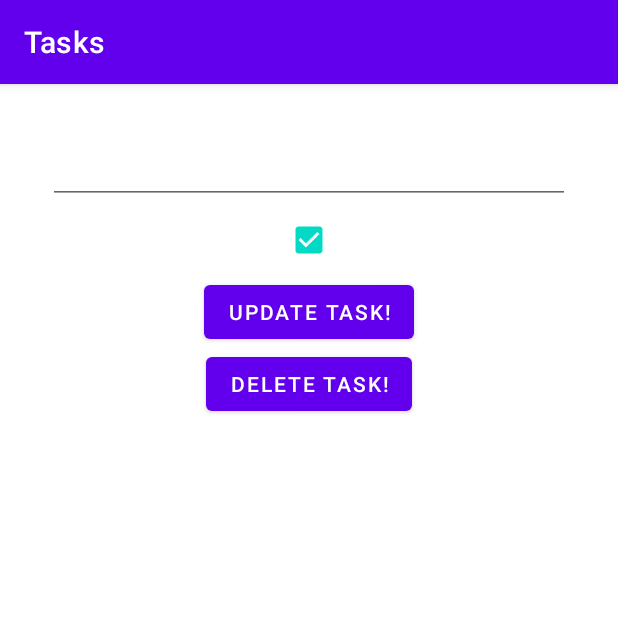
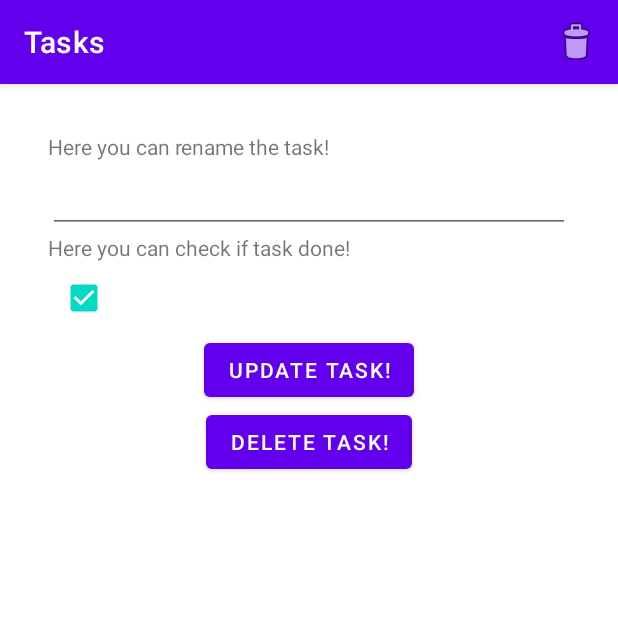
Before and after one commit to Akriolis/Tasks, an Android app: the fragment EditTaskFragment placed in its activity, after a tap on an icon or button, on a phone screen of 412 x 824 dp, the top half of it. Run offline under Robolectric (Android 15) with nearby library versions, the phone set to English and light mode, and no system bars; our stand-ins replace Room's generated code, navigation-ui; 1 statement that could not run was skipped.

Commit message:
Added Material Toolbar with navigation(Up) button.

```diff
--- a/app/src/main/java/com/akrio/tasks/EditTaskFragment.kt
+++ b/app/src/main/java/com/akrio/tasks/EditTaskFragment.kt
@@ -34,7 +34,6 @@ class EditTaskFragment : Fragment() {
         viewModelFactory = EditTaskViewModelFactory(taskId, dao)
         viewModel = ViewModelProvider(this, viewModelFactory)[EditTaskViewModel::class.java]
 
-
         viewModel.task.observe(viewLifecycleOwner) {
             it?.let {
                 binding.taskName.setText(it.taskName)
@@ -43,19 +42,17 @@ class EditTaskFragment : Fragment() {
         }
 
         binding.taskDone.setOnClickListener {
-            viewModel.editedTaskValue.observe(viewLifecycleOwner) {
-                viewModel.editedTaskValue.value?.let {
-                    it.taskDone = binding.taskDone.isChecked
-                }
+            if(binding.taskDone.isChecked){
+                viewModel.taskDone()
+            } else{
+                viewModel.taskNotDone()
             }
         }
 
         binding.updateButton.setOnClickListener {
-            viewModel.editedTaskValue.observe(viewLifecycleOwner) {
-                viewModel.editedTaskValue.value?.taskName = binding.taskName.text.toString()
+                viewModel.updateTaskName(binding.taskName.text.toString())
                 viewModel.updateTask()
                 navigateToTaskFragment()
-        }
     }
 
         binding.deleteButton.setOnClickListener {
--- a/app/src/main/java/com/akrio/tasks/EditTaskViewModel.kt
+++ b/app/src/main/java/com/akrio/tasks/EditTaskViewModel.kt
@@ -8,20 +8,33 @@ import models.TaskDao
 
 class EditTaskViewModel (taskId: Long, val dao: TaskDao): ViewModel() {
 
-    val task = dao.get(taskId)
+    private val _task = dao.get(taskId)
+    val task get() = _task
 
-    val editedTaskValue = task
+    private val _editedTaskValue = _task
 
     fun updateTask(){
         viewModelScope.launch (Dispatchers.IO) {
-                dao.update(editedTaskValue.value!!)
+                dao.update(_editedTaskValue.value!!)
         }
     }
 
     fun deleteTask(){
         viewModelScope.launch (Dispatchers.IO) {
-                dao.delete(task.value!!)
+                dao.delete(_task.value!!)
         }
     }
 
+    fun taskDone(){
+        _editedTaskValue.value?.taskDone = true
+    }
+
+    fun taskNotDone(){
+        _editedTaskValue.value?.taskDone = false
+    }
+
+    fun updateTaskName(taskName: String){
+        _editedTaskValue.value?.taskName = taskName
+    }
+
 }
--- a/app/src/main/java/com/akrio/tasks/MainActivity.kt
+++ b/app/src/main/java/com/akrio/tasks/MainActivity.kt
@@ -2,10 +2,75 @@ package com.akrio.tasks
 
 import androidx.appcompat.app.AppCompatActivity
 import android.os.Bundle
+import android.view.Menu
+import android.view.MenuItem
+import androidx.appcompat.app.AlertDialog
+import androidx.lifecycle.ViewModelProvider
+import androidx.navigation.fragment.NavHostFragment
+import androidx.navigation.ui.AppBarConfiguration
+import androidx.navigation.ui.setupWithNavController
+import com.akrio.tasks.databinding.ActivityMainBinding
+import com.google.android.material.appbar.MaterialToolbar
+import models.TaskDatabase
 
 class MainActivity : AppCompatActivity() {
+
+    private lateinit var binding: ActivityMainBinding
+    private lateinit var toolbar: MaterialToolbar
+
+    private lateinit var viewModel: TasksViewModel
+    private lateinit var viewModelFactory: TasksViewModelFactory
+
     override fun onCreate(savedInstanceState: Bundle?) {
         super.onCreate(savedInstanceState)
-        setContentView(R.layout.activity_main)
+        binding = ActivityMainBinding.inflate(layoutInflater)
+        toolbar = binding.toolbar
+
+        val application = requireNotNull(this).application
+        val dao = TaskDatabase.getInstance(application).taskDao
+
+        viewModelFactory = TasksViewModelFactory(dao)
+        viewModel = ViewModelProvider(this,viewModelFactory)[TasksViewModel::class.java]
+
+        setContentView(binding.root)
+        setSupportActionBar(toolbar)
+
+        //toolbar with navigation Up button
+        val navHostFragment = supportFragmentManager
+            .findFragmentById(R.id.nav_host_fragment) as NavHostFragment
+        val navController = navHostFragment.navController
+        val builder = AppBarConfiguration.Builder(navController.graph)
+        val appBarConfiguration = builder.build()
+        toolbar.setupWithNavController(navController,appBarConfiguration)
+
+    }
+
+    override fun onCreateOptionsMenu(menu: Menu?): Boolean {
+        menuInflater.inflate(R.menu.menu_toolbar, menu)
+        return super.onCreateOptionsMenu(menu)
+    }
+
+    override fun onOptionsItemSelected(item: MenuItem): Boolean {
+        showCreateTaskDialog()
+        return super.onOptionsItemSelected(item)
+    }
+
+    private fun showCreateTaskDialog() {
+        val builder = AlertDialog.Builder(this)
+
+        builder.apply {
+            setTitle(getString(R.string.clear_all_tasks))
+            setMessage(getString(R.string.destroy))
+
+            setPositiveButton(getString(R.string.yes)) { dialog, _ ->
+                viewModel.deleteAll()
+                dialog.dismiss()
+            }
+
+            setNegativeButton(getString(R.string.no)) { dialog, _->
+                dialog.dismiss()
+            }
+            create().show()
+        }
     }
 }
--- a/app/src/main/java/com/akrio/tasks/TasksFragment.kt
+++ b/app/src/main/java/com/akrio/tasks/TasksFragment.kt
@@ -6,12 +6,9 @@ import android.view.LayoutInflater
 import android.view.View
 import android.view.ViewGroup
 import android.widget.Toast
-import androidx.annotation.NonNull
 import androidx.lifecycle.ViewModelProvider
 import androidx.navigation.fragment.findNavController
-import androidx.recyclerview.widget.LinearLayoutManager
 import com.akrio.tasks.databinding.FragmentTasksBinding
-import models.Task
 import models.TaskDatabase
 
 class TasksFragment : Fragment() {
@@ -19,14 +16,14 @@ class TasksFragment : Fragment() {
     private var _binding: FragmentTasksBinding? = null
     private val binding get() = _binding!!
 
-    lateinit var viewModel: TasksViewModel
-    lateinit var viewModelFactory: TasksViewModelFactory
+    private lateinit var viewModel: TasksViewModel
+    private lateinit var viewModelFactory: TasksViewModelFactory
 
     override fun onCreateView(
         inflater: LayoutInflater,
         container: ViewGroup?,
         savedInstanceState: Bundle?
-    ): View? {
+    ): View {
         _binding = FragmentTasksBinding.inflate(inflater,container,false)
         val view = binding.root
 
@@ -67,10 +64,6 @@ class TasksFragment : Fragment() {
             }
         }
 
-        binding.clearLists.setOnClickListener {
-                viewModel.deleteAll()
-        }
-
         return view
     }
 
--- a/app/src/main/res/layout/activity_main.xml
+++ b/app/src/main/res/layout/activity_main.xml
@@ -1,16 +1,26 @@
 <?xml version="1.0" encoding="utf-8"?>
-<androidx.fragment.app.FragmentContainerView
+<LinearLayout
     xmlns:app="http://schemas.android.com/apk/res-auto"
     xmlns:tools="http://schemas.android.com/tools"
     xmlns:android="http://schemas.android.com/apk/res/android"
+    android:layout_width="match_parent"
+    android:layout_height="match_parent"
+    android:orientation="vertical"
+    tools:context=".MainActivity" >
+
+    <com.google.android.material.appbar.MaterialToolbar
+        android:id="@+id/toolbar"
+        android:layout_width="match_parent"
+        android:layout_height="?attr/actionBarSize"
+        style="@style/Widget.MaterialComponents.Toolbar.Primary" />
+
+<androidx.fragment.app.FragmentContainerView
     android:id="@+id/nav_host_fragment"
     android:layout_width="match_parent"
     android:layout_height="match_parent"
+    android:name="androidx.navigation.fragment.NavHostFragment"
     android:padding="16dp"
-    android:name="androidx.navigation.fragment.NavHostFragment"
     app:navGraph="@navigation/nav_graph"
-    app:defaultNavHost="true"
-    tools:context=".MainActivity"
-     >
+    app:defaultNavHost="true" />
 
-</androidx.fragment.app.FragmentContainerView>
+</LinearLayout>
--- a/app/src/main/res/layout/fragment_edit_task.xml
+++ b/app/src/main/res/layout/fragment_edit_task.xml
@@ -8,6 +8,11 @@
     android:padding="16dp"
     tools:context=".EditTaskFragment">
 
+    <TextView
+        android:layout_width="match_parent"
+        android:layout_height="wrap_content"
+        android:text="@string/rename_task" />
+
     <EditText
         android:id="@+id/task_name"
         android:layout_width="match_parent"
@@ -17,12 +22,17 @@
         android:textSize="16sp"
         tools:ignore="SpeakableTextPresentCheck" />
 
+    <TextView
+        android:layout_width="match_parent"
+        android:layout_height="wrap_content"
+        android:text="@string/task_done" />
+
     <CheckBox
         android:id="@+id/task_done"
-        android:layout_width="match_parent"
+        android:layout_width="wrap_content"
         android:layout_height="wrap_content"
         android:textSize="16sp"
-
+        android:layout_gravity="start"
         />
 
     <Button
--- a/app/src/main/res/layout/fragment_tasks.xml
+++ b/app/src/main/res/layout/fragment_tasks.xml
@@ -22,13 +22,6 @@
         android:layout_gravity="center"
         android:text="@string/save_task"/>
 
-    <Button
-        android:id="@+id/clear_lists"
-        android:layout_width="wrap_content"
-        android:layout_height="wrap_content"
-        android:layout_gravity="center"
-        android:text="@string/clear_lists"/>
-
     <androidx.recyclerview.widget.RecyclerView
         android:id="@+id/tasks_list"
         android:layout_width="match_parent"
--- /dev/null
+++ b/app/src/main/res/menu/menu_toolbar.xml
@@ -0,0 +1,13 @@
+<?xml version="1.0" encoding="utf-8"?>
+<menu xmlns:android="http://schemas.android.com/apk/res/android"
+    xmlns:app="http://schemas.android.com/apk/res-auto">
+
+    <item
+        android:id="@+id/delete_tasks"
+        android:icon="@android:drawable/ic_menu_delete"
+        android:title="@string/clear_lists"
+        app:showAsAction="always"
+        />
+
+
+</menu>
--- a/app/src/main/res/navigation/nav_graph.xml
+++ b/app/src/main/res/navigation/nav_graph.xml
@@ -8,7 +8,7 @@
     <fragment
         android:id="@+id/tasksFragment"
         android:name="com.akrio.tasks.TasksFragment"
-        android:label="fragment_tasks"
+        android:label="List of tasks"
         tools:layout="@layout/fragment_tasks" >
         <action
             android:id="@+id/action_tasksFragment_to_editTaskFragment"
@@ -17,7 +17,7 @@
     <fragment
         android:id="@+id/editTaskFragment"
         android:name="com.akrio.tasks.EditTaskFragment"
-        android:label="fragment_edit_task"
+        android:label="Picked task"
         tools:layout="@layout/fragment_edit_task" >
         <argument
             android:name="taskId"
--- a/app/src/main/res/values-night/themes.xml
+++ b/app/src/main/res/values-night/themes.xml
@@ -1,6 +1,6 @@
-<resources xmlns:tools="http://schemas.android.com/tools">
+<resources >
     <!-- Base application theme. -->
-    <style name="Theme.Tasks" parent="Theme.MaterialComponents.DayNight.DarkActionBar">
+    <style name="Theme.Tasks" parent="Theme.MaterialComponents.DayNight.NoActionBar">
         <!-- Primary brand color. -->
         <item name="colorPrimary">@color/purple_200</item>
         <item name="colorPrimaryVariant">@color/purple_700</item>
--- a/app/src/main/res/values/strings.xml
+++ b/app/src/main/res/values/strings.xml
@@ -12,5 +12,11 @@
     <string name="clicked_task">Clicked task with ID: %d</string>
     <string name="update_task">Update task!</string>
     <string name="delete_task">Delete task!</string>
+    <string name="rename_task">Here you can rename the task!</string>
+    <string name="task_done">Here you can check if task done!</string>
+    <string name="clear_all_tasks">Are you sure you want to clear all tasks?</string>
+    <string name="yes">Yes</string>
+    <string name="no">No</string>
+    <string name="destroy">It will clear all the task without any backup!</string>
 
 </resources>
--- a/app/src/main/res/values/themes.xml
+++ b/app/src/main/res/values/themes.xml
@@ -1,6 +1,6 @@
-<resources xmlns:tools="http://schemas.android.com/tools">
+<resources >
     <!-- Base application theme. -->
-    <style name="Theme.Tasks" parent="Theme.MaterialComponents.DayNight.DarkActionBar">
+    <style name="Theme.Tasks" parent="Theme.MaterialComponents.DayNight.NoActionBar">
         <!-- Primary brand color. -->
         <item name="colorPrimary">@color/purple_500</item>
         <item name="colorPrimaryVariant">@color/purple_700</item>
```
